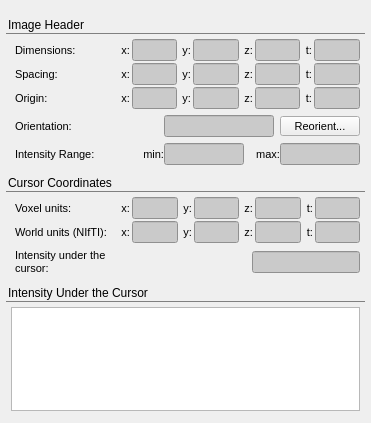
This is GUI/Qt/Components/ImageInfoInspector.ui in pyushkevich/itksnap as Qt 5 draws it before an edit. The edited form follows.
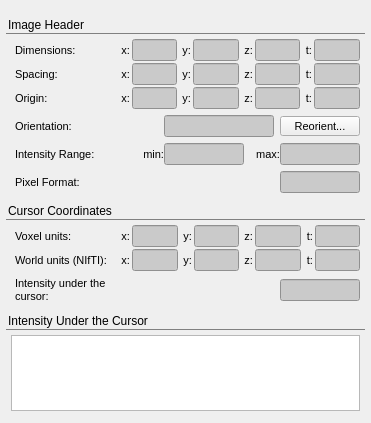
This is the edited form. Custom widgets are drawn as their Qt base class.

Diff of the .ui file:
```diff
--- a/GUI/Qt/Components/ImageInfoInspector.ui
+++ b/GUI/Qt/Components/ImageInfoInspector.ui
@@ -695,6 +695,59 @@
         </layout>
        </widget>
       </item>
+      <item>
+       <widget class="QWidget" name="widget_6" native="true">
+        <layout class="QHBoxLayout" name="horizontalLayout">
+         <property name="spacing">
+          <number>0</number>
+         </property>
+         <property name="leftMargin">
+          <number>0</number>
+         </property>
+         <property name="topMargin">
+          <number>0</number>
+         </property>
+         <property name="rightMargin">
+          <number>0</number>
+         </property>
+         <property name="bottomMargin">
+          <number>0</number>
+         </property>
+         <item>
+          <widget class="QLabel" name="label_30">
+           <property name="minimumSize">
+            <size>
+             <width>104</width>
+             <height>0</height>
+            </size>
+           </property>
+           <property name="text">
+            <string>Pixel Format:</string>
+           </property>
+          </widget>
+         </item>
+         <item>
+          <widget class="QLineEdit" name="outPixelFormat">
+           <property name="minimumSize">
+            <size>
+             <width>80</width>
+             <height>0</height>
+            </size>
+           </property>
+           <property name="maximumSize">
+            <size>
+             <width>80</width>
+             <height>16777215</height>
+            </size>
+           </property>
+           <property name="readOnly">
+            <bool>true</bool>
+           </property>
+          </widget>
+         </item>
+        </layout>
+       </widget>
+      </item>
      </layout>
     </widget>
    </item>
@@ -1338,7 +1391,7 @@
            </property>
            <property name="maximumSize">
             <size>
-             <width>120</width>
+             <width>80</width>
              <height>16777215</height>
             </size>
            </property>
```
